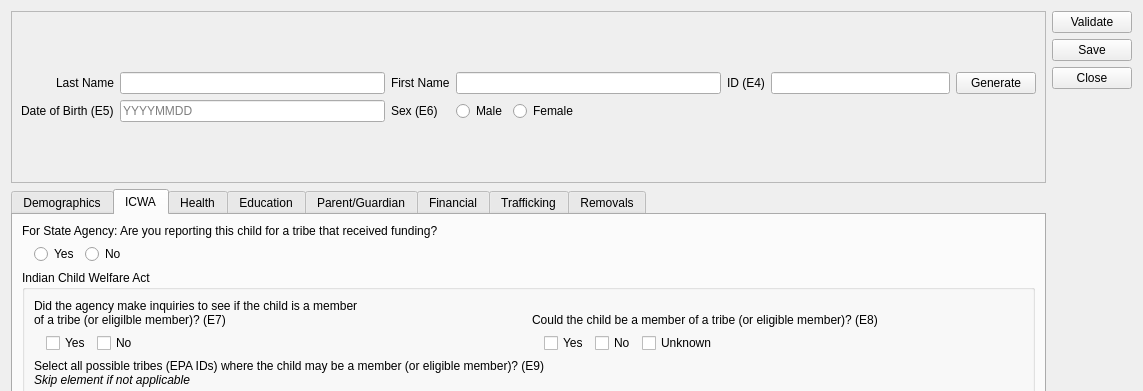
zstamper/AFCARS-AXE, file ui/ui_childform.ui: the form before one commit; both pictures show x 0 to 1143 and y 0 to 391 of the 1143 by 826 pixel window.
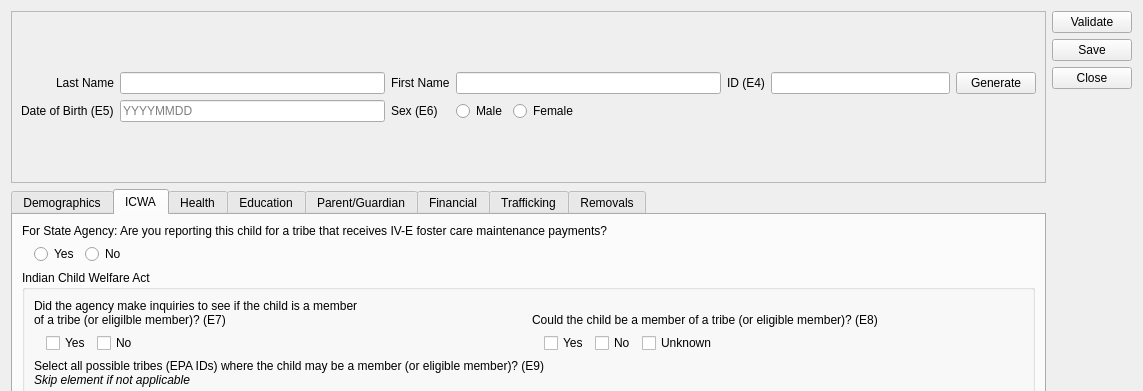
The form after the commit. The open tabs and pages were chosen to show the change.

The edit to the form file:
```diff
--- a/ui/ui_childform.ui
+++ b/ui/ui_childform.ui
@@ -553,7 +553,7 @@
          <item>
           <widget class="QLabel" name="icwa_label">
            <property name="text">
-            <string>For State Agency: Are you reporting this child for a tribe that received funding?</string>
+            <string>For State Agency: Are you reporting this child for a tribe that receives IV-E foster care maintenance payments?</string>
            </property>
           </widget>
          </item>
```
Left out of the diff: 2 changed lines with no effect on the pictures.
